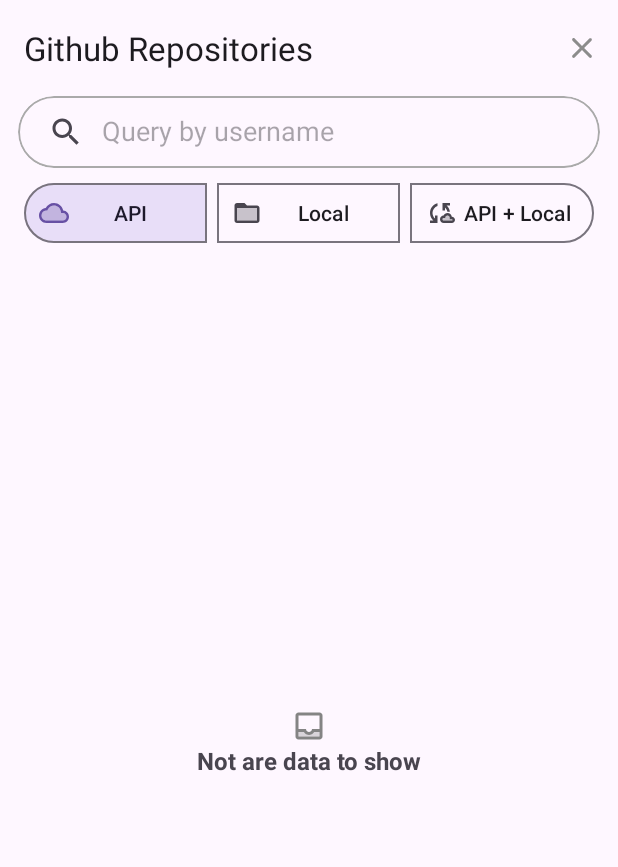
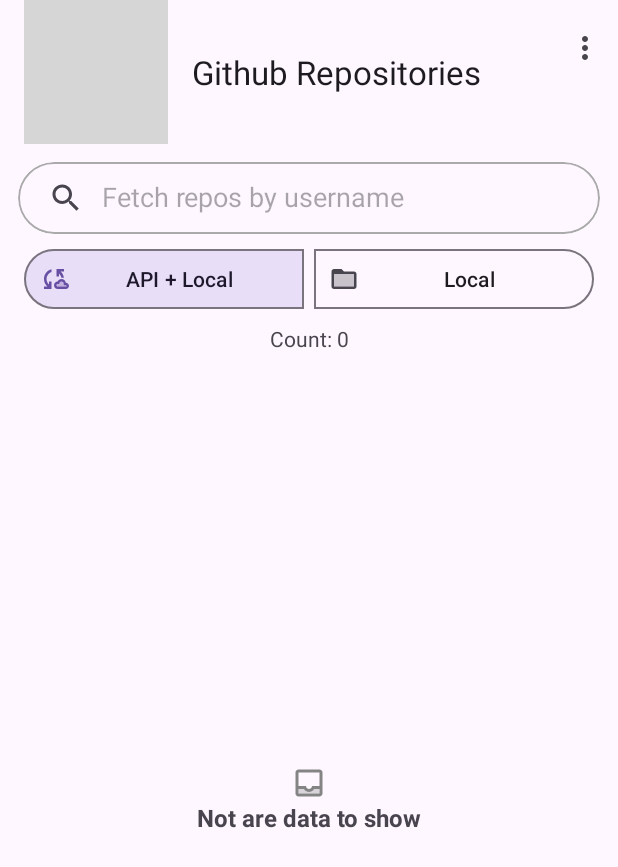
Before and after one commit to crisacm/paging3, an Android app: the screen it shows after launch (MainActivity), on a phone screen of 412 x 824 dp. Shown: the top 867 px of the screen. Run offline under Robolectric (Android 15) with nearby library versions, the phone set to English and light mode, and no system bars; our stand-ins replace Dagger/Hilt's generated code, paging; grey boxes are pictures that could not be loaded.

Commit message:
feat: improvements were implemented as required

```diff
--- a/app/src/main/java/com/github/crisacm/xmlpaging3/presentation/main/MainActivity.kt
+++ b/app/src/main/java/com/github/crisacm/xmlpaging3/presentation/main/MainActivity.kt
@@ -6,7 +6,6 @@ import android.view.Menu
 import android.view.MenuInflater
 import android.view.MenuItem
 import android.view.View
-import android.widget.Toast
 import androidx.activity.viewModels
 import androidx.appcompat.app.AppCompatActivity
 import androidx.appcompat.widget.SearchView.OnQueryTextListener
@@ -14,23 +13,18 @@ import androidx.core.view.MenuProvider
 import androidx.lifecycle.lifecycleScope
 import androidx.paging.LoadState
 import androidx.paging.PagingData
-import androidx.paging.log
 import androidx.recyclerview.widget.DividerItemDecoration
 import androidx.recyclerview.widget.LinearLayoutManager
 import com.github.crisacm.xmlpaging3.R
-import com.github.crisacm.xmlpaging3.data.api.service.GithubApi
 import com.github.crisacm.xmlpaging3.databinding.ActivityMainBinding
 import com.github.crisacm.xmlpaging3.presentation.main.adapter.ReposAdapter
 import com.github.crisacm.xmlpaging3.presentation.main.adapter.ReposLoadStateAdapter
 import com.github.crisacm.xmlpaging3.presentation.main.viewModel.GithubViewModel
 import dagger.hilt.android.AndroidEntryPoint
 import kotlinx.coroutines.Job
-import kotlinx.coroutines.flow.collect
 import kotlinx.coroutines.flow.collectLatest
 import kotlinx.coroutines.flow.distinctUntilChanged
-import kotlinx.coroutines.flow.map
 import kotlinx.coroutines.launch
-import javax.inject.Inject
 
 @AndroidEntryPoint
 class MainActivity : AppCompatActivity() {
@@ -49,7 +43,6 @@ class MainActivity : AppCompatActivity() {
 
     setSupportActionBar(binding.toolbar)
     supportActionBar?.setDisplayShowTitleEnabled(true)
-    supportActionBar?.title = getString(R.string.github_repositories)
 
     addMenuProvider(object : MenuProvider {
       override fun onCreateMenu(menu: Menu, menuInflater: MenuInflater) {
@@ -81,8 +74,8 @@ class MainActivity : AppCompatActivity() {
       adapter.loadStateFlow
         .distinctUntilChanged()
         .collect { ls ->
-          logI("LoadState: $ls")
-          logI("Count: ${adapter.itemCount}")
+          val txtCount = "Count: ${adapter.itemCount}"
+          binding.textCount.text = txtCount
 
           if (ls.refresh is LoadState.NotLoading && ls.append.endOfPaginationReached && adapter.itemCount < 1) {
             manageRecyclerStates(RecyclerStates.ERROR)
@@ -111,8 +104,9 @@ class MainActivity : AppCompatActivity() {
   }
 
   private fun clearData() {
+    manageRecyclerStates(RecyclerStates.EMPTY)
+    binding.searchView.setQuery("", false)
     lifecycleScope.launch {
-      manageRecyclerStates(RecyclerStates.EMPTY)
       adapter.submitData(PagingData.empty())
     }
   }
@@ -123,29 +117,15 @@ class MainActivity : AppCompatActivity() {
       manageRecyclerStates(RecyclerStates.LOADING)
       adapter.submitData(PagingData.empty())
 
-      if (binding.buttonRemote.isChecked) {
+      if (binding.buttonRemoteLocal.isChecked) {
         viewModel.fetchRepos(username).distinctUntilChanged().collectLatest {
           adapter.submitData(it)
-          adapter.loadStateFlow.collect { ls ->
-            if (ls.refresh is LoadState.NotLoading && ls.append.endOfPaginationReached && adapter.itemCount < 1) {
-              manageRecyclerStates(RecyclerStates.EMPTY)
-            } else {
-              manageRecyclerStates(RecyclerStates.LOADED)
-            }
-          }
         }
       }
 
       if (binding.buttonLocal.isChecked) {
         viewModel.getRepos(username).distinctUntilChanged().collectLatest {
           adapter.submitData(it)
-        }
-      }
-
-      if (binding.buttonRemoteLocal.isChecked) {
-        viewModel.fetchGetRepos(username).distinctUntilChanged().collectLatest {
-          adapter.submitData(it)
-          manageRecyclerStates(RecyclerStates.LOADED)
         }
       }
     }
--- a/app/src/main/java/com/github/crisacm/xmlpaging3/presentation/main/viewModel/GithubViewModel.kt
+++ b/app/src/main/java/com/github/crisacm/xmlpaging3/presentation/main/viewModel/GithubViewModel.kt
@@ -8,7 +8,6 @@ import com.github.crisacm.xmlpaging3.domain.model.Repo
 import com.github.crisacm.xmlpaging3.domain.repo.GithubRepository
 import dagger.hilt.android.lifecycle.HiltViewModel
 import kotlinx.coroutines.flow.Flow
-import kotlinx.coroutines.flow.map
 import javax.inject.Inject
 
 @HiltViewModel
@@ -23,8 +22,4 @@ class GithubViewModel @Inject constructor(
   fun getRepos(username: String): Flow<PagingData<Repo>> =
     repository.getReposByUsername(username)
       .cachedIn(viewModelScope)
-
-  fun fetchGetRepos(username: String): Flow<PagingData<Repo>> =
-    repository.fetchReposByUsername(username)
-      .cachedIn(viewModelScope)
 }
--- a/app/src/main/res/layout/activity_main.xml
+++ b/app/src/main/res/layout/activity_main.xml
@@ -18,7 +18,10 @@
             android:layout_width="match_parent"
             android:layout_height="wrap_content"
             android:theme="@style/ThemeOverlay.Material3.Light"
-            app:popupTheme="@style/ThemeOverlay.Material3.Dark" />
+            app:logo="@drawable/github"
+            app:popupTheme="@style/ThemeOverlay.Material3.Dark"
+            app:title="@string/github_repositories"
+            app:titleMarginStart="32dp" />
     </com.google.android.material.appbar.AppBarLayout>
 
     <LinearLayout
@@ -26,6 +29,7 @@
         android:layout_width="match_parent"
         android:layout_height="wrap_content"
         android:orientation="vertical"
+        android:paddingTop="12dp"
         app:layout_constraintTop_toBottomOf="@id/appBarLayout">
 
         <com.google.android.material.card.MaterialCardView
@@ -42,7 +46,7 @@
                 android:layout_width="match_parent"
                 android:layout_height="wrap_content"
                 app:iconifiedByDefault="false"
-                app:queryHint="Query by username" />
+                app:queryHint="Fetch repos by username" />
         </com.google.android.material.card.MaterialCardView>
 
         <com.google.android.material.button.MaterialButtonToggleGroup
@@ -53,19 +57,19 @@
             android:layout_marginStart="12dp"
             android:layout_marginTop="6dp"
             android:layout_marginEnd="12dp"
-            app:checkedButton="@id/button_remote"
+            app:checkedButton="@id/button_remoteLocal"
             app:layout_constraintTop_toBottomOf="@id/appBarLayout"
             app:selectionRequired="true"
             app:singleSelection="true">
 
             <com.google.android.material.button.MaterialButton
-                android:id="@+id/button_remote"
+                android:id="@+id/button_remoteLocal"
                 style="@style/Widget.Material3.Button.IconButton.Outlined"
                 android:layout_width="0dp"
                 android:layout_height="wrap_content"
                 android:layout_weight="1"
-                android:text="@string/api"
-                app:icon="@drawable/ic_cloud" />
+                android:text="@string/api_plus_local"
+                app:icon="@drawable/ic_cloud_sync" />
 
             <com.google.android.material.button.MaterialButton
                 android:id="@+id/button_local"
@@ -75,16 +79,16 @@
                 android:layout_weight="1"
                 android:text="@string/local"
                 app:icon="@drawable/ic_folder_open" />
+        </com.google.android.material.button.MaterialButtonToggleGroup>
 
-            <com.google.android.material.button.MaterialButton
-                android:id="@+id/button_remoteLocal"
-                style="@style/Widget.Material3.Button.IconButton.Outlined"
-                android:layout_width="0dp"
-                android:layout_height="wrap_content"
-                android:layout_weight="1"
-                android:text="@string/api_plus_local"
-                app:icon="@drawable/ic_cloud_sync" />
-        </com.google.android.material.button.MaterialButtonToggleGroup>
+        <TextView
+            android:id="@+id/text_count"
+            android:layout_width="match_parent"
+            android:layout_height="wrap_content"
+            android:gravity="center"
+            android:paddingTop="6dp"
+            android:paddingBottom="6dp"
+            android:text="@string/count_0" />
     </LinearLayout>
 
     <androidx.recyclerview.widget.RecyclerView
@@ -105,6 +109,7 @@
         android:text="@string/no_matches_to_the_user_name"
         android:textSize="16sp"
         android:textStyle="bold"
+        android:visibility="gone"
         app:drawableTopCompat="@drawable/ic_inbox"
         app:layout_constraintBottom_toBottomOf="parent"
         app:layout_constraintTop_toBottomOf="@id/linear_search" />
@@ -119,6 +124,7 @@
         android:text="@string/not_are_data_to_show"
         android:textSize="16sp"
         android:textStyle="bold"
+        android:visibility="gone"
         app:drawableTopCompat="@drawable/ic_inbox"
         app:layout_constraintBottom_toBottomOf="parent"
         app:layout_constraintTop_toBottomOf="@id/linear_search" />
@@ -127,6 +133,7 @@
         android:id="@+id/progress_bar"
         android:layout_width="wrap_content"
         android:layout_height="wrap_content"
+        android:visibility="gone"
         app:layout_constraintBottom_toBottomOf="parent"
         app:layout_constraintEnd_toEndOf="parent"
         app:layout_constraintStart_toStartOf="parent"
--- a/app/src/main/res/menu/menu_main.xml
+++ b/app/src/main/res/menu/menu_main.xml
@@ -6,7 +6,7 @@
         android:id="@+id/action_clear"
         android:icon="@drawable/ic_clear"
         android:iconTint="@android:color/white"
-        android:title="@string/action_reload"
-        app:showAsAction="always"
+        android:title="@string/clear_data"
+        app:showAsAction="collapseActionView"
         tools:ignore="UnusedAttribute" />
 </menu>
--- a/app/src/main/res/values/strings.xml
+++ b/app/src/main/res/values/strings.xml
@@ -7,4 +7,6 @@
     <string name="not_are_data_to_show">Not are data to show</string>
     <string name="github_repositories">Github Repositories</string>
     <string name="no_matches_to_the_user_name">No matches to the user name</string>
+    <string name="clear_data">Clear Data</string>
+    <string name="count_0">Count 0</string>
 </resources>
```
Also changed, not shown: app/src/main/java/com/github/crisacm/xmlpaging3/data/api/pagingSource/GithubRepoPagingSources.kt (+9 -1 lines), app/src/main/java/com/github/crisacm/xmlpaging3/data/local/daos/RepoDao.kt (+7 -1 lines).
